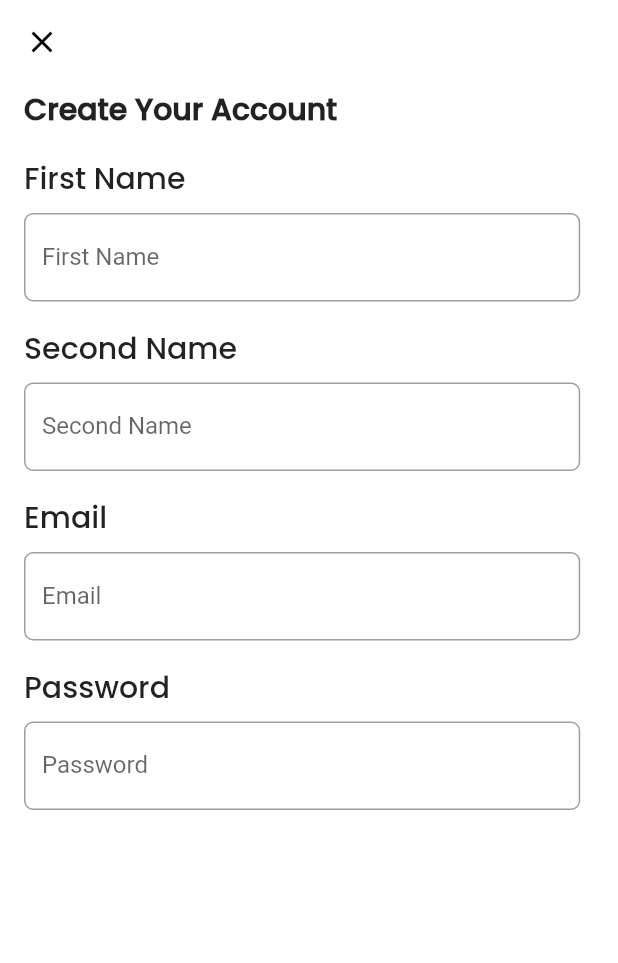
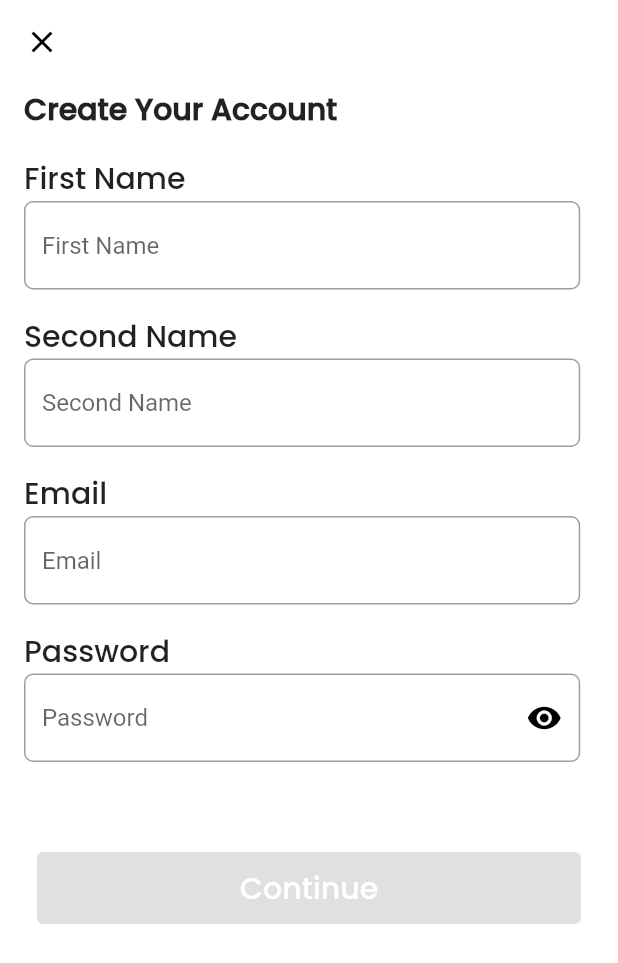
Before and after one commit to Santiago9913/Unicorn, a Flutter app: the MainDetails screen opened directly, on a phone screen of 412 x 824 dp. Shown: the top 963 px of the screen. Run offline on Flutter 3.47's test engine with Material 2 defaults, Android fonts, the phone set to English and light mode, and no system bars; our stand-ins replace flutter_screenutil.

Commit message:
SignIn and LogIn completed for Firebase
SignIn is missing the forgot password action and the Login is missing the next steps, ehis will be implemented later

```diff
--- a/lib/widgets/LogIn/custom_input_text.dart
+++ /dev/null
@@ -1,61 +0,0 @@
-import 'package:flutter/material.dart';
-import 'package:flutter_screenutil/flutter_screenutil.dart';
-
-class CustomInputText extends StatefulWidget {
-  const CustomInputText({
-    Key? key,
-    required this.labelName,
-  }) : super(key: key);
-
-  final String? labelName;
-
-  @override
-  State<CustomInputText> createState() => _CustomInputTextState();
-}
-
-class _CustomInputTextState extends State<CustomInputText> {
-  @override
-  Widget build(BuildContext context) {
-    final myController = TextEditingController();
-
-    @override
-    dispose() {
-      myController.dispose();
-      super.dispose();
-    }
-
-    return Container(
-      width: 1.sw,
-      child: Padding(
-        padding: const EdgeInsets.only(left: 16, top: 16),
-        child: Column(
-          crossAxisAlignment: CrossAxisAlignment.start,
-          children: [
-            Text(
-              widget.labelName!,
-              style: const TextStyle(
-                fontFamily: "Geometric Sans-Serif",
-                fontSize: 20,
-                fontWeight: FontWeight.w500,
-              ),
-            ),
-            Container(
-              margin: const EdgeInsets.only(top: 8),
-              width: 0.90.sw,
-              child: TextField(
-                controller: myController,
-                decoration: InputDecoration(
-                  labelText: widget.labelName!,
-                  fillColor: const Color(0xFF3D5AF1),
-                  border: OutlineInputBorder(
-                    borderRadius: BorderRadius.circular(6),
-                  ),
-                ),
-              ),
-            )
-          ],
-        ),
-      ),
-    );
-  }
-}
--- a/lib/widgets/LogIn/login_main_details.dart
+++ b/lib/widgets/LogIn/login_main_details.dart
@@ -1,6 +1,6 @@
 import 'package:flutter/material.dart';
 import 'package:flutter_screenutil/flutter_screenutil.dart';
-import 'package:unicorn/widgets/LogIn/custom_input_text.dart';
+import 'package:unicorn/widgets/custom_input_text.dart';
 
 class MainDetails extends StatefulWidget {
   const MainDetails({Key? key}) : super(key: key);
@@ -10,9 +10,36 @@ class MainDetails extends StatefulWidget {
 }
 
 class _MainDetailsState extends State<MainDetails> {
-  String? firstName;
+  String? name;
   String? secondName;
   String? email;
+  String? password;
+
+  bool enable = false;
+
+  var fields = {"name": 0, "secondName": 0, "email": 0, "password": 0};
+
+  void noEmptyFields() {
+    int sum = 0;
+    for (int v in fields.values) {
+      sum += v;
+    }
+
+    if (sum == 4 && enable == false) {
+      setState(() {
+        enable = !enable;
+      });
+    } else if (sum != 4 && enable == true) {
+      setState(() {
+        enable = !enable;
+      });
+    }
+  }
+
+  TextEditingController nameController = TextEditingController();
+  TextEditingController secondNameController = TextEditingController();
+  TextEditingController emailController = TextEditingController();
+  TextEditingController passwordController = TextEditingController();
 
   @override
   Widget build(BuildContext context) {
@@ -31,9 +58,10 @@ class _MainDetailsState extends State<MainDetails> {
           },
         ),
       ),
-      body: SizedBox(
+      body: SingleChildScrollView(
+        child: SizedBox(
           width: 1.sw,
-        height: 1.sh,
+          height: 0.89.sh,
           child: Column(
             mainAxisAlignment: MainAxisAlignment.start,
             children: [
@@ -48,19 +76,95 @@ class _MainDetailsState extends State<MainDetails> {
                       fontWeight: FontWeight.bold),
                 ),
               ),
-            const CustomInputText(
+              CustomInputText(
                 labelName: "First Name",
+                password: false,
+                textController: nameController,
+                getText: (val) {
+                  name = val;
+                  if (name != "") {
+                    print(name);
+                    fields["name"] = 1;
+                  } else {
+                    fields["name"] = 0;
+                  }
+                  print(fields);
+                  noEmptyFields();
+                },
               ),
-            const CustomInputText(
+              CustomInputText(
                 labelName: "Second Name",
+                password: false,
+                textController: secondNameController,
+                getText: (val) {
+                  secondName = val;
+                  if (secondName!.isNotEmpty) {
+                    fields["secondName"] = 1;
+                  } else {
+                    fields["secondName"] = 0;
+                  }
+
+                  noEmptyFields();
+                },
               ),
-            const CustomInputText(
+              CustomInputText(
                 labelName: "Email",
+                password: false,
+                textController: emailController,
+                getText: (val) {
+                  email = val;
+                  if (email!.isNotEmpty) {
+                    fields["email"] = 1;
+                  } else {
+                    fields["email"] = 0;
+                  }
+
+                  noEmptyFields();
+                },
               ),
-            const CustomInputText(
+              CustomInputText(
                 labelName: "Password",
+                password: true,
+                textController: passwordController,
+                getText: (val) {
+                  password = val;
+
+                  if (password!.isNotEmpty) {
+                    fields["password"] = 1;
+                  } else {
+                    fields["password"] = 0;
+                  }
+
+                  noEmptyFields();
+                },
+              ),
+              Center(
+                child: Padding(
+                  padding: const EdgeInsets.only(top: 60),
+                  child: ElevatedButton(
+                    child: const Text(
+                      "Continue",
+                      style: TextStyle(
+                        fontFamily: "Geometric Sans-Serif",
+                        fontSize: 20,
+                        color: Colors.white,
+                      ),
+                    ),
+                    style: ElevatedButton.styleFrom(
+                        elevation: 0,
+                        primary: const Color(0xFF3D5AF1),
+                        fixedSize: Size(0.88.sw, 48),
+                        onSurface: const Color(0xFF3D5AF1)),
+                    onPressed: enable
+                        ? () {
+                            print("pressed");
+                          }
+                        : null,
+                  ),
+                ),
               )
             ],
+          ),
         ),
       ),
     );
--- /dev/null
+++ b/lib/widgets/custom_input_text.dart
@@ -0,0 +1,95 @@
+import 'package:flutter/material.dart';
+import 'package:flutter_screenutil/flutter_screenutil.dart';
+
+class CustomInputText extends StatefulWidget {
+  const CustomInputText({
+    Key? key,
+    required this.labelName,
+    required this.password,
+    this.textController,
+    required this.getText,
+  }) : super(key: key);
+
+  final String? labelName;
+  final bool? password;
+  final TextEditingController? textController;
+  final Function getText;
+
+  @override
+  State<CustomInputText> createState() => _CustomInputTextState();
+}
+
+class _CustomInputTextState extends State<CustomInputText> {
+  bool _hidePassword = true;
+
+  void toggleVisibility() {
+    setState(() {
+      _hidePassword = !_hidePassword;
+    });
+  }
+
+  bool checkEmail(email, validator) {
+    return validator(email);
+  }
+
+  @override
+  Widget build(BuildContext context) {
+    return SizedBox(
+      width: 1.sw,
+      child: Padding(
+        padding: const EdgeInsets.only(left: 16, top: 16),
+        child: Column(
+          crossAxisAlignment: CrossAxisAlignment.start,
+          children: [
+            Text(
+              widget.labelName!,
+              style: const TextStyle(
+                fontFamily: "Geometric Sans-Serif",
+                fontSize: 20,
+                fontWeight: FontWeight.w500,
+              ),
+            ),
+            SizedBox(
+              width: 0.9.sw,
+              child: TextField(
+                controller: widget.textController,
+                onChanged: (_) {
+                  String? val = widget.textController?.text;
+                  widget.getText(val);
+                },
+                textInputAction: widget.password!
+                    ? TextInputAction.done
+                    : TextInputAction.next,
+                obscureText: _hidePassword && widget.password!,
+                decoration: InputDecoration(
+                  hintText: widget.labelName!,
+                  suffixIcon: widget.password!
+                      ? IconButton(
+                          icon: Icon(
+                            _hidePassword
+                                ? Icons.visibility
+                                : Icons.visibility_off,
+                          ),
+                          onPressed: toggleVisibility,
+                          color: Colors.black,
+                        )
+                      : null,
+                  focusedBorder: const OutlineInputBorder(
+                    borderSide: BorderSide(
+                      color: Color(0xFF3D5AF1),
+                      width: 1.5,
+                    ),
+                  ),
+                  fillColor: const Color(0xFF3D5AF1),
+                  border: OutlineInputBorder(
+                    borderRadius: BorderRadius.circular(6),
+                  ),
+                ),
+              ),
+            )
+          ],
+        ),
+      ),
+    );
+  }
+}
--- a/pubspec.yaml
+++ b/pubspec.yaml
@@ -35,6 +35,7 @@ dependencies:
   cupertino_icons: ^1.0.2
   flutter_svg: ^0.22.0
   flutter_screenutil: ^5.0.0+2
+  email_validator: ^2.0.1
 
 dev_dependencies:
   flutter_test:
```
Also changed, not shown: lib/models/user.dart (added, +23 -0 lines), lib/widgets/SignIn/signin_details.dart (added, +129 -0 lines), lib/widgets/main_page.dart (+7 -1 lines), pubspec.lock. Lines whose indentation alone changed are shown as unchanged.
